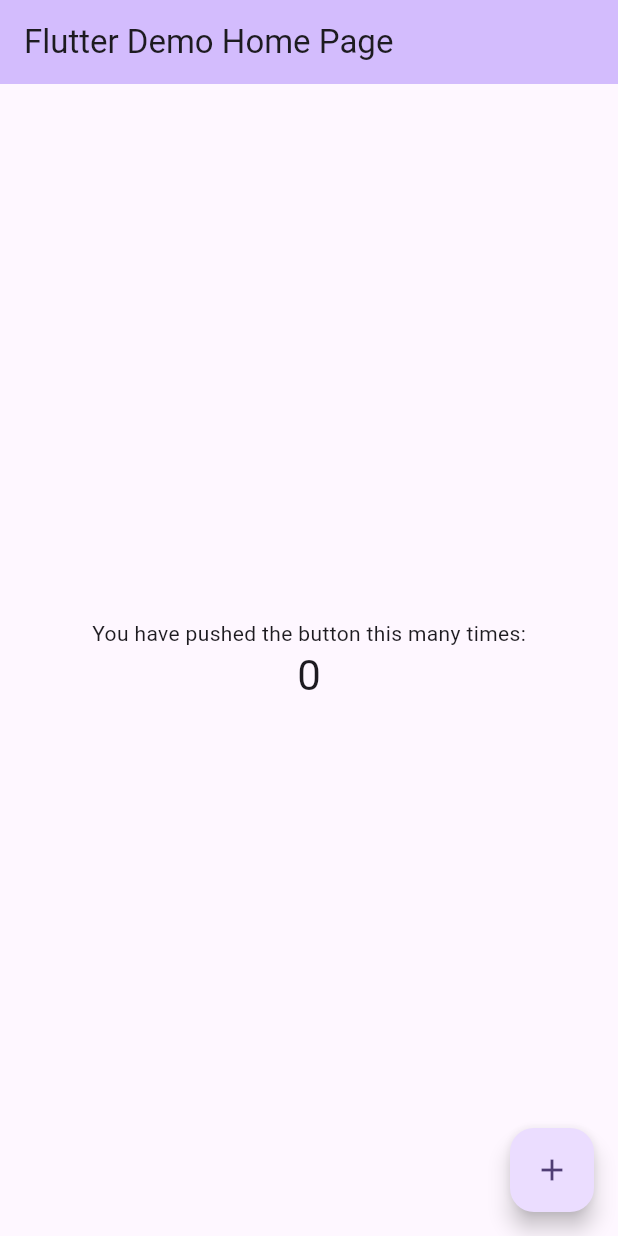
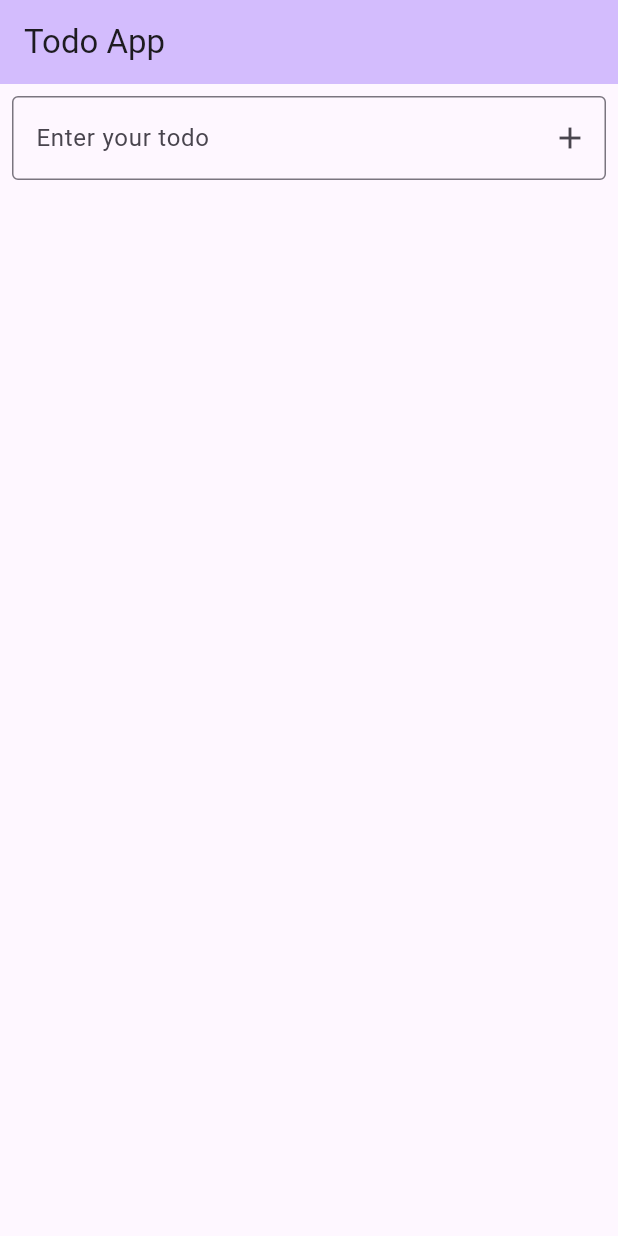
Before and after one commit to jdmr/todosfl, a Flutter app: the screen it shows after launch, on a phone screen of 412 x 824 dp. Run offline on Flutter 3.47's test engine with Material 3 defaults, Android fonts, the phone set to English and light mode, and no system bars.

Commit message:
adds and removes todo list

```diff
--- a/lib/main.dart
+++ b/lib/main.dart
@@ -11,7 +11,7 @@
   @override
   Widget build(BuildContext context) {
     return MaterialApp(
-      title: 'Flutter Demo',
+      title: 'Todo App',
       theme: ThemeData(
         // This is the theme of your application.
         //
@@ -31,7 +31,7 @@
         colorScheme: ColorScheme.fromSeed(seedColor: Colors.deepPurple),
         useMaterial3: true,
       ),
-      home: const MyHomePage(title: 'Flutter Demo Home Page'),
+      home: const MyHomePage(title: 'Todo App'),
     );
   }
 }
@@ -55,71 +55,135 @@
 }
 
 class _MyHomePageState extends State<MyHomePage> {
-  int _counter = 0;
+  final _formKey = GlobalKey<FormState>();
+  final TextEditingController _todoController = TextEditingController();
+  final List<String> _todos = [];
+  late FocusNode _todoFocusNode;
 
-  void _incrementCounter() {
+  @override
+  void initState() {
+    super.initState();
+    _todoFocusNode = FocusNode();
+  }
+
+  @override
+  void dispose() {
+    _todoFocusNode.dispose();
+    super.dispose();
+  }
+
+  void addTodo(val) {
     setState(() {
-      // This call to setState tells the Flutter framework that something has
-      // changed in this State, which causes it to rerun the build method below
-      // so that the display can reflect the updated values. If we changed
-      // _counter without calling setState(), then the build method would not be
-      // called again, and so nothing would appear to happen.
-      _counter++;
+      _todos.add(val);
     });
   }
 
   @override
   Widget build(BuildContext context) {
-    // This method is rerun every time setState is called, for instance as done
-    // by the _incrementCounter method above.
-    //
-    // The Flutter framework has been optimized to make rerunning build methods
-    // fast, so that you can just rebuild anything that needs updating rather
-    // than having to individually change instances of widgets.
     return Scaffold(
       appBar: AppBar(
-        // TRY THIS: Try changing the color here to a specific color (to
-        // Colors.amber, perhaps?) and trigger a hot reload to see the AppBar
-        // change color while the other colors stay the same.
         backgroundColor: Theme.of(context).colorScheme.inversePrimary,
-        // Here we take the value from the MyHomePage object that was created by
-        // the App.build method, and use it to set our appbar title.
         title: Text(widget.title),
       ),
-      body: Center(
-        // Center is a layout widget. It takes a single child and positions it
-        // in the middle of the parent.
-        child: Column(
-          // Column is also a layout widget. It takes a list of children and
-          // arranges them vertically. By default, it sizes itself to fit its
-          // children horizontally, and tries to be as tall as its parent.
-          //
-          // Column has various properties to control how it sizes itself and
-          // how it positions its children. Here we use mainAxisAlignment to
-          // center the children vertically; the main axis here is the vertical
-          // axis because Columns are vertical (the cross axis would be
-          // horizontal).
-          //
-          // TRY THIS: Invoke "debug painting" (choose the "Toggle Debug Paint"
-          // action in the IDE, or press "p" in the console), to see the
-          // wireframe for each widget.
-          mainAxisAlignment: MainAxisAlignment.center,
-          children: <Widget>[
-            const Text(
-              'You have pushed the button this many times:',
+      body: Padding(
+        padding: const EdgeInsets.all(8.0),
+        child: ListView(
+          children: [
+            Form(
+              key: _formKey,
+              child: Column(
+                children: [
+                  TextFormField(
+                      focusNode: _todoFocusNode,
+                      controller: _todoController,
+                      decoration: InputDecoration(
+                          border: const OutlineInputBorder(),
+                          hintText: 'Enter your todo',
+                          suffixIcon: IconButton(
+                              icon: const Icon(Icons.add),
+                              onPressed: () {
+                                if (!_formKey.currentState!.validate()) {
+                                  ScaffoldMessenger.of(context).showSnackBar(
+                                    const SnackBar(
+                                        content:
+                                            Text('Please enter your todo')),
+                                  );
+                                  _todoFocusNode.requestFocus();
+                                  return;
+                                }
+                                ScaffoldMessenger.of(context).showSnackBar(
+                                  SnackBar(
+                                      content: Text(
+                                          'Adding: ${_todoController.text}')),
+                                );
+                                addTodo(
+                                  _todoController.text,
+                                );
+                                _todoController.clear();
+                                _todoFocusNode.requestFocus();
+                              })),
+                      validator: (value) {
+                        if (value == null || value.isEmpty) {
+                          return 'Please enter your todo';
+                        }
+                        return null;
+                      },
+                      onFieldSubmitted: (value) {
+                        if (!_formKey.currentState!.validate()) {
+                          ScaffoldMessenger.of(context).showSnackBar(
+                            const SnackBar(
+                                content: Text('Please enter your todo')),
+                          );
+                          _todoFocusNode.requestFocus();
+                          return;
+                        }
+                        ScaffoldMessenger.of(context).showSnackBar(
+                          SnackBar(content: Text('Adding: $value')),
+                        );
+                        addTodo(
+                          value,
+                        );
+                        _todoController.clear();
+                        _todoFocusNode.requestFocus();
+                      }),
+                ],
+              ),
             ),
-            Text(
-              '$_counter',
-              style: Theme.of(context).textTheme.headlineMedium,
+            const SizedBox(
+              height: 20,
             ),
+            ListView.builder(
+              shrinkWrap: true,
+              itemCount: _todos.length,
+              itemBuilder: (context, index) {
+                final item = _todos[index];
+                return Dismissible(
+                  key: Key(item),
+                  onDismissed: (direction) {
+                    setState(() {
+                      _todos.removeAt(index);
+                    });
+                    ScaffoldMessenger.of(context).showSnackBar(
+                      SnackBar(content: Text('$item dismissed')),
+                    );
+                  },
+                  background: Container(
+                    color: Theme.of(context).colorScheme.error,
+                    child: const Icon(Icons.delete),
+                  ),
+                  child: Padding(
+                    padding: const EdgeInsets.all(8.0),
+                    child: ListTile(
+                      title: Text(_todos[index]),
+                      tileColor: Theme.of(context).colorScheme.surfaceVariant,
+                    ),
+                  ),
+                );
+              },
+            )
           ],
         ),
       ),
-      floatingActionButton: FloatingActionButton(
-        onPressed: _incrementCounter,
-        tooltip: 'Increment',
-        child: const Icon(Icons.add),
-      ), // This trailing comma makes auto-formatting nicer for build methods.
     );
   }
 }
```
